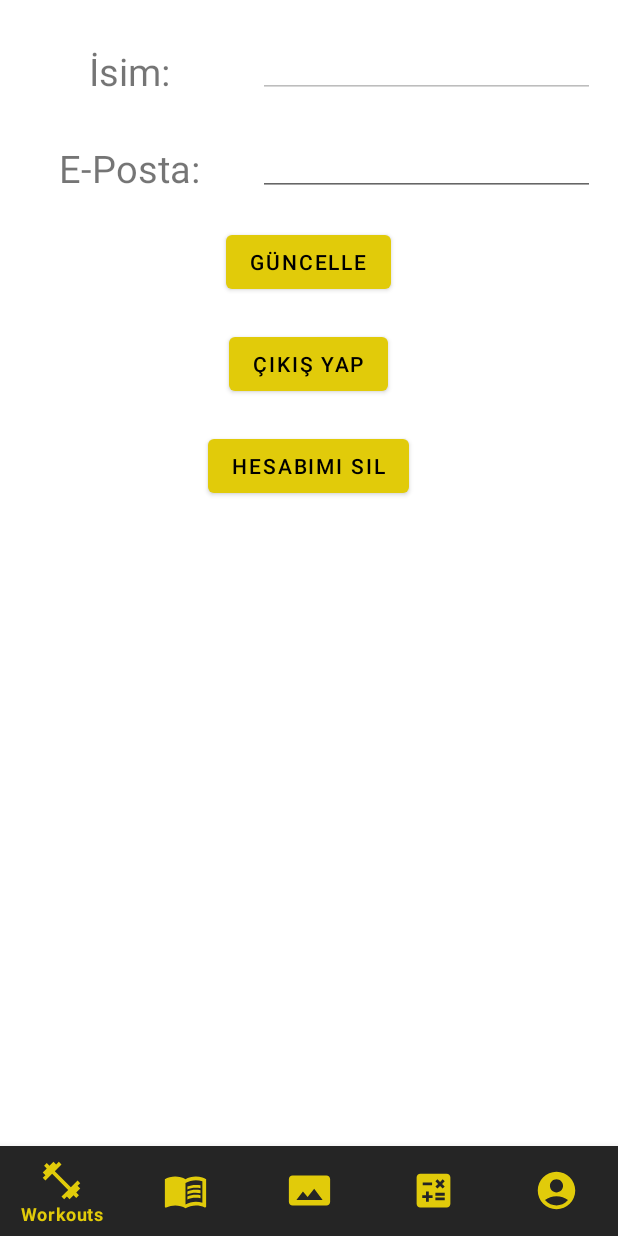
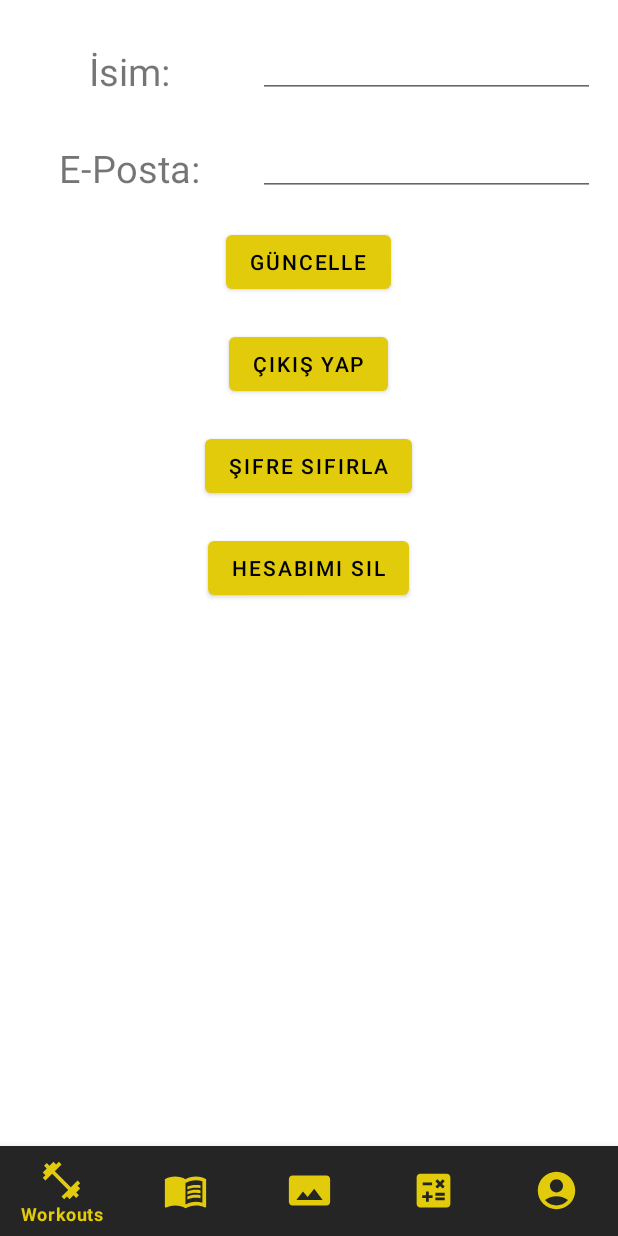
Before and after one commit to mtalhaergun/FitnessApp, an Android app: the fragment SettingsFragment placed in its activity, on a phone screen of 412 x 824 dp. Run offline under Robolectric (Android 15) with nearby library versions, the light colour scheme and no system bars; our stand-ins replace Firebase (no records; nobody signed in at launch, a user with empty details on screens opened directly); 1 statement that could not run was skipped.

Commit message:
Setting Account

```diff
--- a/app/build.gradle
+++ b/app/build.gradle
@@ -39,6 +39,7 @@ android {
 
 dependencies {
 
+    implementation 'androidx.navigation:navigation-runtime-ktx:2.5.3'
     def nav_version = "2.5.3"
 
     implementation 'androidx.core:core-ktx:1.7.0'
--- a/app/src/main/res/layout/fragment_settings.xml
+++ b/app/src/main/res/layout/fragment_settings.xml
@@ -43,9 +43,11 @@
                         android:layout_width="match_parent"
                         android:layout_height="wrap_content"
                         android:layout_marginTop="30dp"
+
                         android:gravity="center"
                         android:text="E-Posta:"
                         android:textSize="25dp" />
+
 
                 </LinearLayout>
 
@@ -63,7 +65,6 @@
                         android:layout_marginTop="20dp"
                         android:layout_marginRight="15dp"
                         android:ems="10"
-                        android:enabled="false"
                         android:gravity="center"
                         android:inputType="textPersonName" />
 
@@ -73,10 +74,11 @@
                         android:layout_height="wrap_content"
                         android:layout_marginTop="20dp"
                         android:layout_marginRight="15dp"
-
+                        android:inputType="textEmailAddress"
                         android:ems="10"
                         android:gravity="center"
-                        android:inputType="textPersonName" />
+                         />
+
 
                 </LinearLayout>
             </LinearLayout>
@@ -96,6 +98,13 @@
                 android:layout_gravity="center"
                 android:layout_marginTop="20dp"
                 android:text="Çıkış Yap" />
+            <Button
+                android:id="@+id/resetparola"
+                android:layout_width="wrap_content"
+                android:layout_height="wrap_content"
+                android:layout_gravity="center"
+                android:layout_marginTop="20dp"
+                android:text="Şifre Sıfırla" />
 
             <Button
                 android:id="@+id/deleteAccount"
@@ -105,6 +114,7 @@
                 android:layout_marginTop="20dp"
                 android:text="Hesabımı Sil" />
 
+
         </LinearLayout>
     </ScrollView>
 
```
Also changed, not shown: app/src/main/java/com/mte/fitnessapp/ForgotPasswordActivity.kt (+18 -0 lines), app/src/main/java/com/mte/fitnessapp/SettingsFragment.kt (+43 -4 lines).
